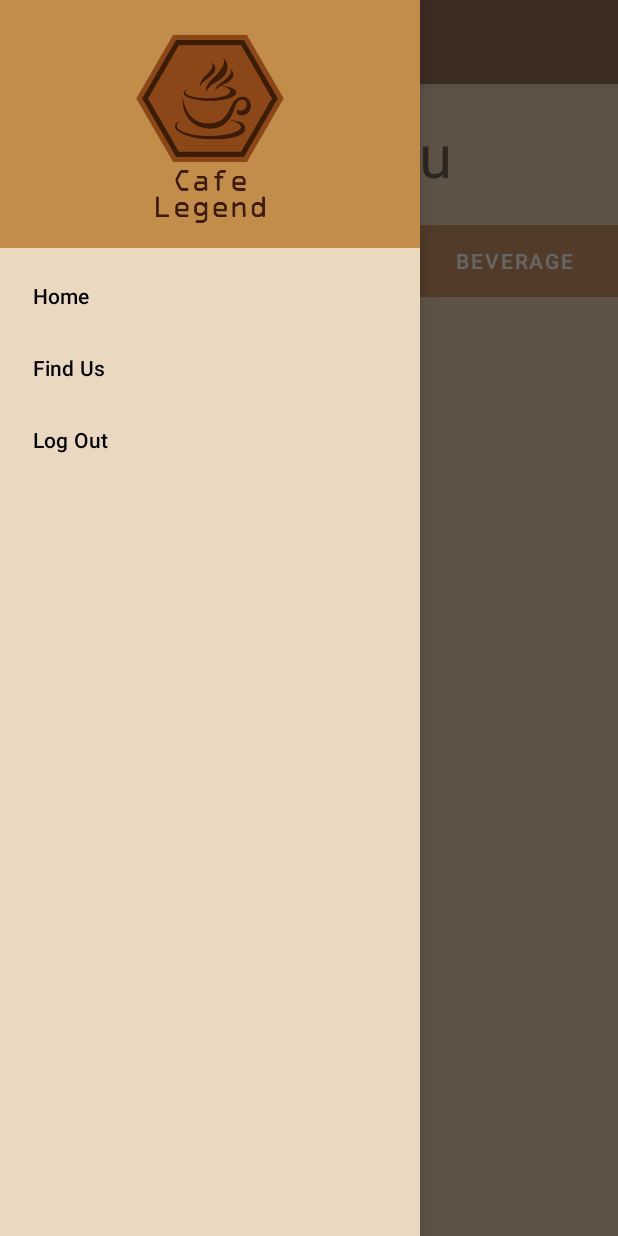
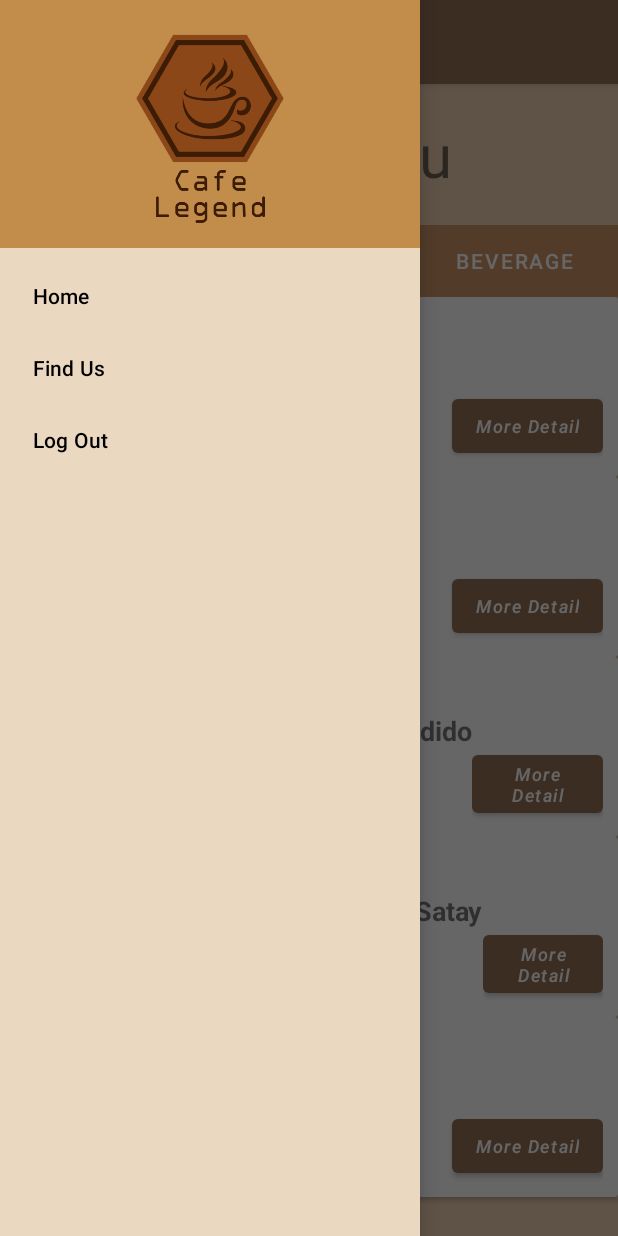
Before and after one commit to jossenclinson/CafeLegend, an Android app: the FragmentAppetizer screen opened directly, with no data from a screen before it, with the side drawer open, on a phone screen of 412 x 824 dp. Run offline under Robolectric (Android 15) with nearby library versions, the phone set to English and light mode, and no system bars; 1 statement that could not run was skipped.

Commit message:
add repeater in item menu

```diff
--- a/app/src/main/java/com/example/cafelegend/FragmentAppetizer.java
+++ b/app/src/main/java/com/example/cafelegend/FragmentAppetizer.java
@@ -3,10 +3,17 @@ package com.example.cafelegend;
 import android.os.Bundle;
 
 import androidx.fragment.app.Fragment;
+import androidx.recyclerview.widget.LinearLayoutManager;
+import androidx.recyclerview.widget.RecyclerView;
 
 import android.view.LayoutInflater;
 import android.view.View;
 import android.view.ViewGroup;
+
+import com.example.cafelegend.adapter.RvAdapter;
+import com.example.cafelegend.model.ItemList;
+
+import java.util.Vector;
 
 /**
  * A simple {@link Fragment} subclass.
@@ -14,6 +21,9 @@ import android.view.ViewGroup;
  * create an instance of this fragment.
  */
 public class FragmentAppetizer extends Fragment {
+    View view;
+    private RecyclerView appetizerRV;
+    private Vector<ItemList> itemListVector;
 
     // TODO: Rename parameter arguments, choose names that match
     // the fragment initialization parameters, e.g. ARG_ITEM_NUMBER
@@ -53,12 +63,24 @@ public class FragmentAppetizer extends Fragment {
             mParam1 = getArguments().getString(ARG_PARAM1);
             mParam2 = getArguments().getString(ARG_PARAM2);
         }
+
+        itemListVector = new Vector<>();
+        itemListVector.add(new ItemList("Gravlax", 34000));
+        itemListVector.add(new ItemList("Korean Pancake", 23000));
+        itemListVector.add(new ItemList("Mexican Queso Fundido", 30000));
+        itemListVector.add(new ItemList("Malaysian Chicken Satay", 22000));
+        itemListVector.add(new ItemList("Filipino Lumpia", 24500));
     }
 
     @Override
     public View onCreateView(LayoutInflater inflater, ViewGroup container,
                              Bundle savedInstanceState) {
         // Inflate the layout for this fragment
-        return inflater.inflate(R.layout.fragment_appetizer, container, false);
+        view = inflater.inflate(R.layout.fragment_appetizer, container, false);
+        appetizerRV = view.findViewById(R.id.appetizerRV);
+        RvAdapter adapter = new RvAdapter(getContext(), itemListVector);
+        appetizerRV.setLayoutManager(new LinearLayoutManager(getActivity()));
+        appetizerRV.setAdapter(adapter);
+        return view;
     }
 }
--- a/app/src/main/java/com/example/cafelegend/adapter/RvAdapter.java
+++ b/app/src/main/java/com/example/cafelegend/adapter/RvAdapter.java
@@ -4,6 +4,7 @@ import android.content.Context;
 import android.view.LayoutInflater;
 import android.view.View;
 import android.view.ViewGroup;
+import android.widget.ImageView;
 import android.widget.TextView;
 
 import androidx.annotation.NonNull;
@@ -14,45 +15,92 @@ import com.example.cafelegend.model.ItemList;
 
 import java.util.Vector;
 
-public class RvAdapter extends RecyclerView.Adapter<RvAdapter.ViewHolder> {
-    private Context context;
-    private Vector<ItemList> itemVector;
+public class RvAdapter extends RecyclerView.Adapter<RvAdapter.ViewHolder>{
+    Context context;
+    Vector<ItemList> itemList;
 
-    public void setItemVector(Vector<ItemList> itemVector) {
-        this.itemVector = itemVector;
-    }
-
-    public RvAdapter(Context context) {
+    public RvAdapter(Context context, Vector<ItemList> itemList){
         this.context = context;
+        this.itemList = itemList;
     }
 
     @NonNull
     @Override
     public ViewHolder onCreateViewHolder(@NonNull ViewGroup parent, int viewType) {
-        View view = LayoutInflater.from(context).inflate(R.layout.list_food, parent, false);
-        return new ViewHolder(view);
+        View view;
+        view = LayoutInflater.from(context).inflate(R.layout.list_item, parent, false);
+        ViewHolder viewHolder = new ViewHolder(view);
+
+        return viewHolder;
     }
 
     @Override
     public void onBindViewHolder(@NonNull RvAdapter.ViewHolder holder, int position) {
-        ItemList item = itemVector.get(position);
-        holder.itemNameTV.setText(item.getItemName());
-        holder.itemPriceTV.setText("IDR" + item.getItemPrice());
+        holder.itemNameTV.setText(itemList.get(position).getItemName());
+        holder.itemPriceTV.setText(itemList.get(position).getItemPrice());
+//        holder.itemImageIV.setImageResource(itemList.get(position).getItemImage());
 
     }
 
     @Override
     public int getItemCount() {
-        return itemVector.size();
+        return itemList.size();
     }
 
-    public class ViewHolder extends RecyclerView.ViewHolder {
-        TextView itemNameTV, itemPriceTV;
+    public static class ViewHolder extends RecyclerView.ViewHolder {
+        private ImageView itemImageIV;
+        private TextView itemNameTV, itemPriceTV;
+
         public ViewHolder(@NonNull View itemView) {
             super(itemView);
 
+            itemImageIV = itemView.findViewById(R.id.itemImageIV);
             itemNameTV = itemView.findViewById(R.id.itemNameTV);
             itemPriceTV = itemView.findViewById(R.id.itemPriceTV);
         }
     }
+
 }
+
+//public class RvAdapter extends RecyclerView.Adapter<RvAdapter.ViewHolder> {
+//    private Context context;
+//    private Vector<ItemList> itemVector;
+//
+//    public void setItemVector(Vector<ItemList> itemVector) {
+//        this.itemVector = itemVector;
+//    }
+//
+//    public RvAdapter(Context context) {
+//        this.context = context;
+//    }
+//
+//    @NonNull
+//    @Override
+//    public ViewHolder onCreateViewHolder(@NonNull ViewGroup parent, int viewType) {
+//        View view = LayoutInflater.from(context).inflate(R.layout.list_item, parent, false);
+//        return new ViewHolder(view);
+//    }
+//
+//    @Override
+//    public void onBindViewHolder(@NonNull RvAdapter.ViewHolder holder, int position) {
+//        ItemList item = itemVector.get(position);
+//        holder.itemNameTV.setText(item.getItemName());
+//        holder.itemPriceTV.setText("IDR" + item.getItemPrice());
+//
+//    }
+//
+//    @Override
+//    public int getItemCount() {
+//        return itemVector.size();
+//    }
+//
+//    public class ViewHolder extends RecyclerView.ViewHolder {
+//        TextView itemNameTV, itemPriceTV;
+//        public ViewHolder(@NonNull View itemView) {
+//            super(itemView);
+//
+//            itemNameTV = itemView.findViewById(R.id.itemNameTV);
+//            itemPriceTV = itemView.findViewById(R.id.itemPriceTV);
+//        }
+//    }
+//}
--- a/app/src/main/java/com/example/cafelegend/model/ItemList.java
+++ b/app/src/main/java/com/example/cafelegend/model/ItemList.java
@@ -8,6 +8,7 @@ public class ItemList {
         this.itemName = itemName;
         this.itemPrice = itemPrice;
     }
+
 
     public String getItemName() {
         return itemName;
@@ -21,9 +22,7 @@ public class ItemList {
         return itemPrice;
     }
 
-    public void setFoodPrice(int itemPrice) {
+    public void setItemPrice(int itemPrice) {
         this.itemPrice = itemPrice;
     }
-
-
 }
--- a/app/src/main/res/layout/fragment_appetizer.xml
+++ b/app/src/main/res/layout/fragment_appetizer.xml
@@ -1,15 +1,15 @@
 <?xml version="1.0" encoding="utf-8"?>
-<FrameLayout xmlns:android="http://schemas.android.com/apk/res/android"
+<LinearLayout xmlns:android="http://schemas.android.com/apk/res/android"
     xmlns:tools="http://schemas.android.com/tools"
     android:layout_width="match_parent"
     android:layout_height="match_parent"
+    android:orientation="vertical"
     tools:context=".FragmentAppetizer">
 
-    <!-- TODO: Update blank fragment layout -->
     <androidx.recyclerview.widget.RecyclerView
         android:id="@+id/appetizerRV"
         android:layout_width="match_parent"
         android:layout_height="match_parent"
         />
 
-</FrameLayout>
+</LinearLayout>
--- a/app/src/main/res/layout/fragment_beverage.xml
+++ b/app/src/main/res/layout/fragment_beverage.xml
@@ -1,15 +1,15 @@
 <?xml version="1.0" encoding="utf-8"?>
-<FrameLayout xmlns:android="http://schemas.android.com/apk/res/android"
+<LinearLayout xmlns:android="http://schemas.android.com/apk/res/android"
     xmlns:tools="http://schemas.android.com/tools"
     android:layout_width="match_parent"
     android:layout_height="match_parent"
+    android:orientation="vertical"
     tools:context=".FragmentBeverage">
 
-    <!-- TODO: Update blank fragment layout -->
     <androidx.recyclerview.widget.RecyclerView
         android:id="@+id/beverageRV"
         android:layout_width="match_parent"
         android:layout_height="match_parent"
         />
 
-</FrameLayout>
+</LinearLayout>
--- a/app/src/main/res/layout/fragment_main_course.xml
+++ b/app/src/main/res/layout/fragment_main_course.xml
@@ -1,15 +1,15 @@
 <?xml version="1.0" encoding="utf-8"?>
-<FrameLayout xmlns:android="http://schemas.android.com/apk/res/android"
+<LinearLayout xmlns:android="http://schemas.android.com/apk/res/android"
     xmlns:tools="http://schemas.android.com/tools"
     android:layout_width="match_parent"
     android:layout_height="match_parent"
+    android:orientation="vertical"
     tools:context=".FragmentMainCourse">
 
-    <!-- TODO: Update blank fragment layout -->
     <androidx.recyclerview.widget.RecyclerView
         android:id="@+id/mainCourseRV"
         android:layout_width="match_parent"
         android:layout_height="match_parent"
         />
 
-</FrameLayout>
+</LinearLayout>
--- a/app/src/main/res/layout/list_food.xml
+++ b/app/src/main/res/layout/list_item.xml
@@ -9,15 +9,16 @@
         android:padding="10dp">
 
         <ImageView
+            android:id="@+id/itemImageIV"
             android:layout_gravity="center"
             android:layout_width="100dp"
             android:layout_height="100dp"
-            android:layout_marginLeft="10dp"
+            android:layout_marginStart="10dp"
             android:src="@drawable/logo"
             />
 
         <LinearLayout
-            android:layout_width="match_parent"
+            android:layout_width="wrap_content"
             android:layout_height="wrap_content"
             android:orientation="vertical"
             android:layout_gravity="center">
@@ -27,7 +28,7 @@
                 android:layout_width="wrap_content"
                 android:layout_height="wrap_content"
                 android:text="Item Name"
-                android:textSize="18dp"
+                android:textSize="18sp"
                 android:textStyle="bold"
                 />
 
@@ -36,19 +37,25 @@
                 android:layout_width="wrap_content"
                 android:layout_height="wrap_content"
                 android:text="Item Price"
-                android:textSize="15dp"
+                android:textSize="15sp"
                 />
+
+        </LinearLayout>
+
+        <LinearLayout
+            android:layout_width="match_parent"
+            android:layout_height="match_parent"
+            android:gravity="end">
 
             <Button
                 android:layout_width="wrap_content"
                 android:layout_height="wrap_content"
-                android:layout_gravity="bottom|right"
+                android:layout_gravity="bottom"
                 android:text="More Detail"
                 android:textAllCaps="false"
                 android:textStyle="italic"
-                android:textSize="12dp"
+                android:textSize="12sp"
                 />
-
         </LinearLayout>
 
     </LinearLayout>
```
Also changed, not shown: app/src/main/java/com/example/cafelegend/FragmentBeverage.java (+23 -1 lines), app/src/main/java/com/example/cafelegend/FragmentMainCourse.java (+23 -1 lines), app/src/main/java/com/example/cafelegend/Item.java (+0 -58 lines).
